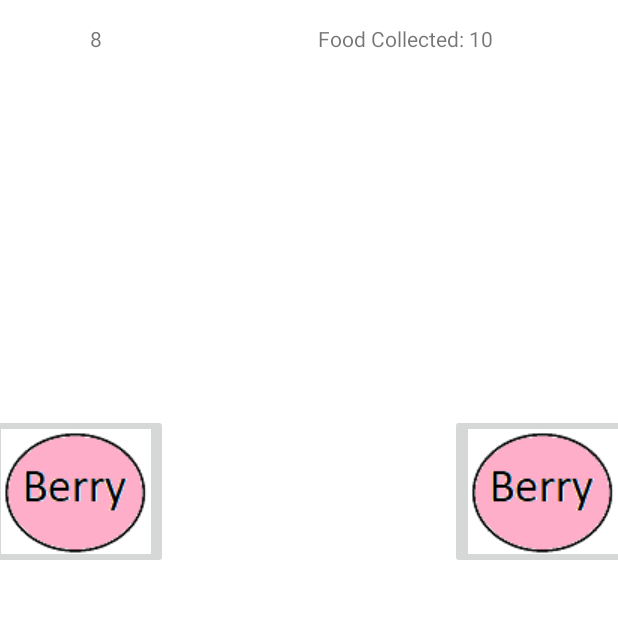
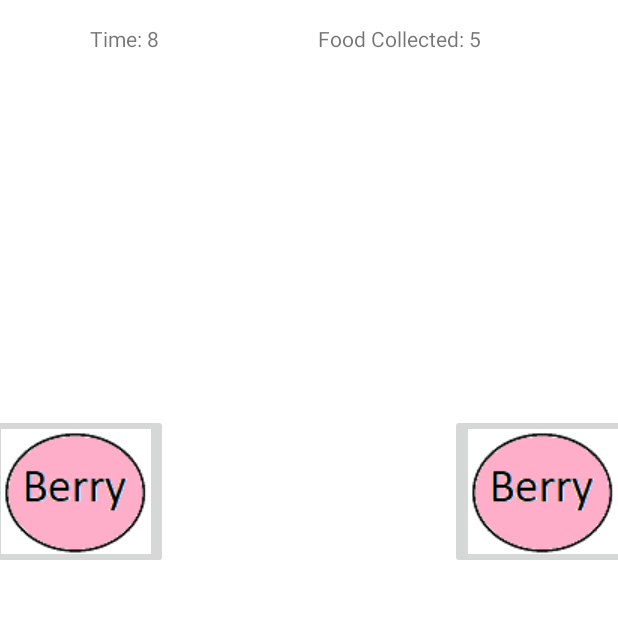
Before and after one commit to k-mcclSchool/Berry-Picking-Minigame, an Android app: the berryPickingMinigame screen opened directly, with no data from a screen before it, after a tap on an icon or button, on a phone screen of 412 x 824 dp, the top half of it. Run offline under Robolectric (Android 15) with nearby library versions, the phone set to English and light mode, and no system bars; 2 other taps on this screen came first.

Commit message:
quick save

```diff
--- a/app/src/main/java/com/example/berrypickingminigame/berryPickingMinigame.java
+++ b/app/src/main/java/com/example/berrypickingminigame/berryPickingMinigame.java
@@ -90,7 +90,7 @@ public class berryPickingMinigame extends AppCompatActivity {
 
                         new CountDownTimer(11000, 1000) {
                             public void onTick(long millisUntilFinished) {
-                                btime.setText(String.valueOf(millisUntilFinished / 1000));
+                                btime.setText("Time: " + String.valueOf(millisUntilFinished / 1000));
 
                             }
 
@@ -98,7 +98,10 @@ public class berryPickingMinigame extends AppCompatActivity {
                             public void onFinish() {
                                 counter1.setElevation(Float.parseFloat("40"));
                                 counter1.setVisibility(View.VISIBLE);
-
+                                berry1.setVisibility(View.INVISIBLE);
+                                berry2.setVisibility(View.INVISIBLE);
+                                berry3.setVisibility(View.INVISIBLE);
+                                berry4.setVisibility(View.INVISIBLE);
                                 counter1.setText("END");
                                 miniGameRunning = false;
                             }
@@ -110,13 +113,13 @@ public class berryPickingMinigame extends AppCompatActivity {
 
 
 
-        //food = food + 10* berries picked.;
+        //food = food + 5 * berries picked.;
     }
 
     private void berryPicked(){
         if(miniGameRunning){
             numOfBerryPicked++;
-            score.setText("Food Collected: " + String.valueOf(numOfBerryPicked * 10));
+            score.setText("Food Collected: " + String.valueOf(numOfBerryPicked * 5));
         }
     }
 
--- a/app/src/main/res/layout/activity_main.xml
+++ b/app/src/main/res/layout/activity_main.xml
@@ -55,7 +55,7 @@
         android:layout_marginStart="60dp"
         android:layout_marginTop="16dp"
         android:elevation="-5dp"
-        android:text="10"
+        android:text="Time: 10"
         app:layout_constraintStart_toStartOf="parent"
         app:layout_constraintTop_toTopOf="parent" />
 
```
